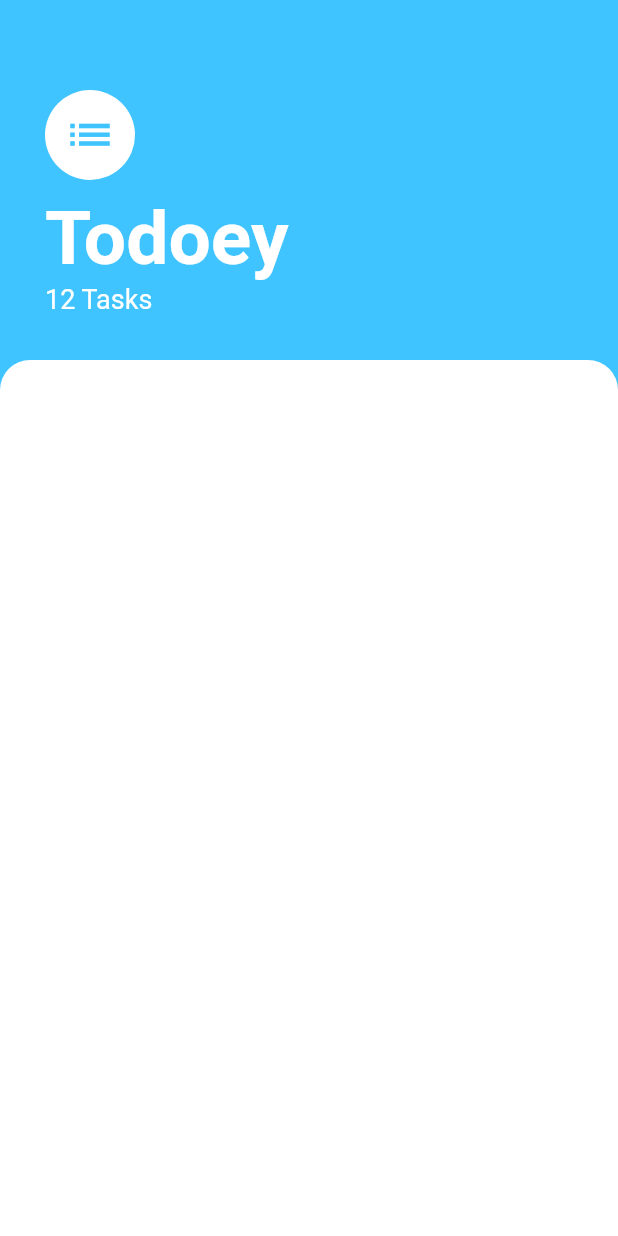
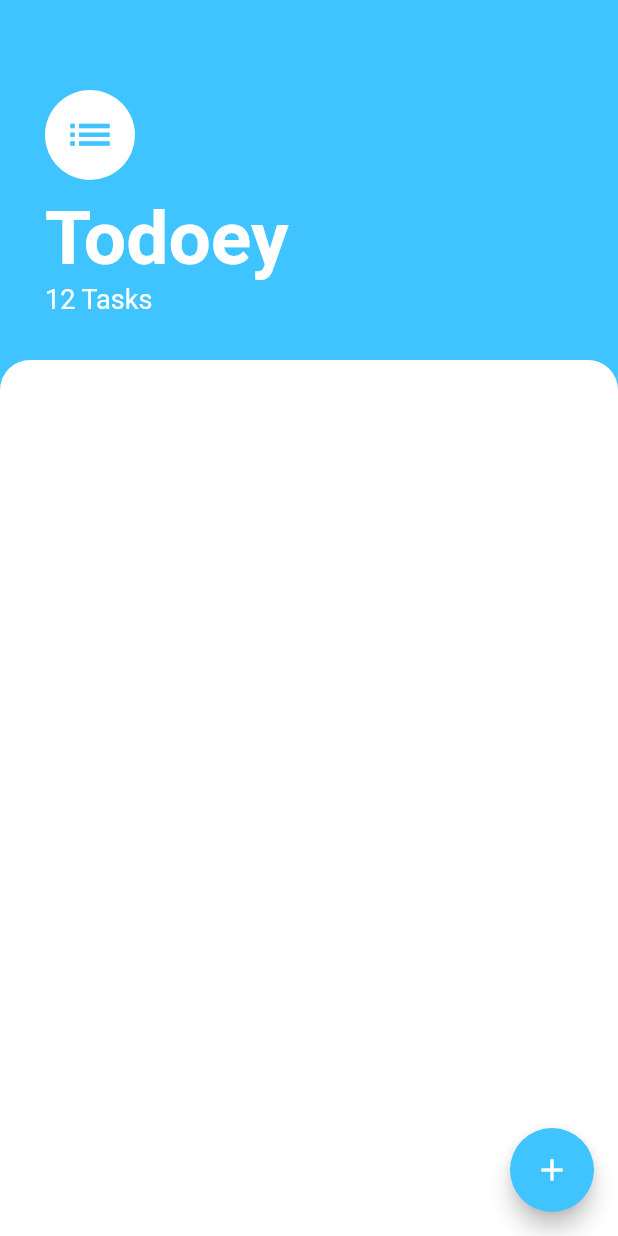
Before and after one commit to 3k1l/jaeyeon_flutter, a Flutter app: the screen it shows after launch, on a phone screen of 412 x 824 dp. Run offline on Flutter 3.47's test engine with Material 2 defaults, Android fonts, the light colour scheme and no system bars; missing offline and left inert: dart:ffi.

Commit message:
set UI - add floatingActionButton

```diff
--- a/todoey/lib/screens/task_screen.dart
+++ b/todoey/lib/screens/task_screen.dart
@@ -1,3 +1,5 @@
+import 'dart:ffi';
+
 import 'package:flutter/material.dart';
 
 class TaskScreen extends StatelessWidget {
@@ -5,6 +7,10 @@ class TaskScreen extends StatelessWidget {
   Widget build(BuildContext context) {
     return Scaffold(
       backgroundColor: Colors.lightBlueAccent,
+      floatingActionButton: FloatingActionButton(
+        backgroundColor: Colors.lightBlueAccent,
+        child: Icon(Icons.add),
+      ),
       body: Column(
         crossAxisAlignment: CrossAxisAlignment.start,
         children: [
```
